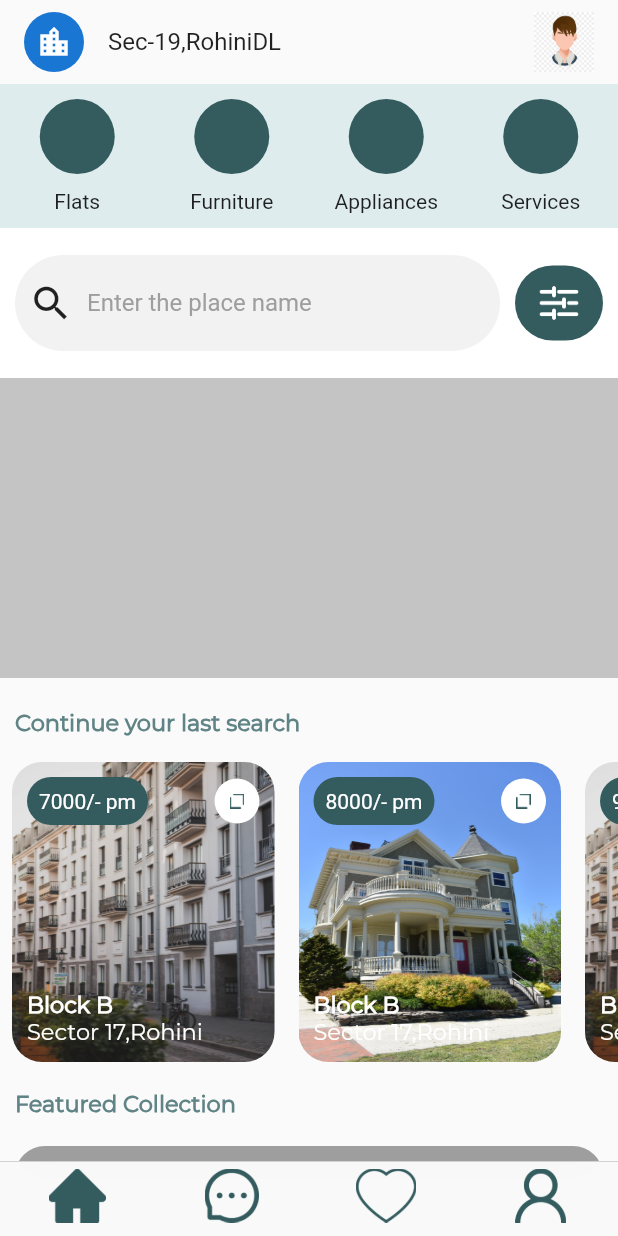
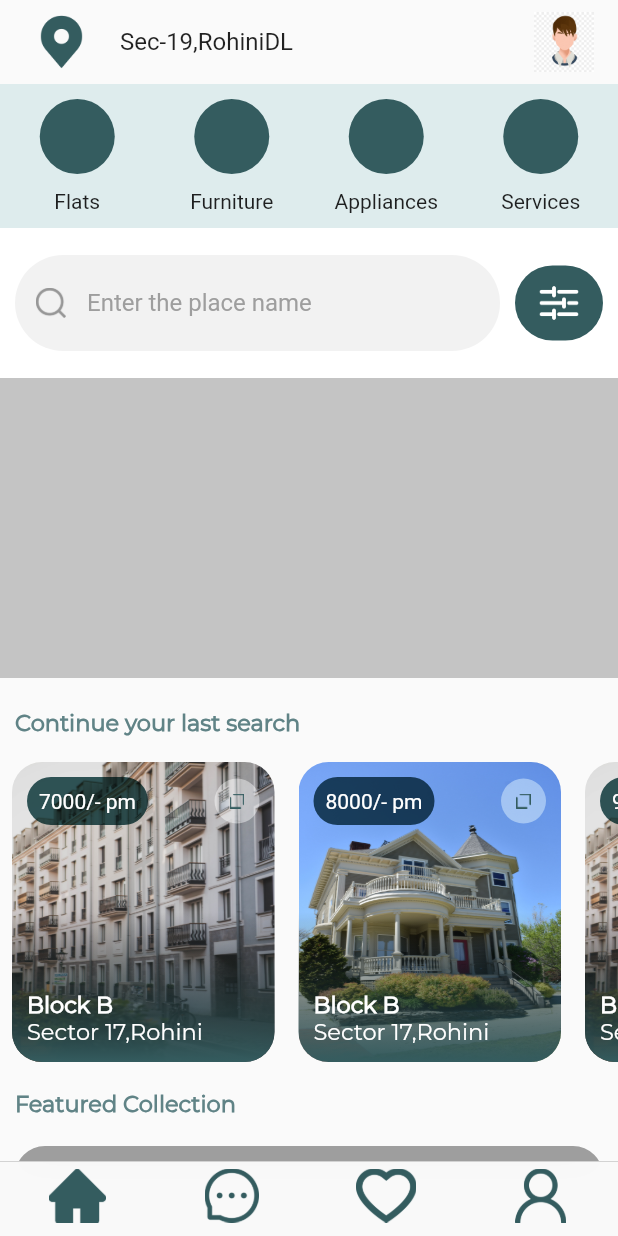
Before and after one commit to deepakkdkk/monkhood, a Flutter app: the screen it shows after launch, on a phone screen of 412 x 824 dp. Run offline on Flutter 3.47's test engine with Material 2 defaults, Android fonts, the light colour scheme and no system bars; drawn by our look-alikes of sticky_headers.

Commit message:
search bar image added and opacity added

```diff
--- a/lib/main.dart
+++ b/lib/main.dart
@@ -31,7 +31,7 @@ class _MyAppState extends State<MyApp> {
               ),
               BottomNavigationBarItem(
                 activeIcon: BottomItemActive('assets/feedback_selected.png'),
-                icon: BottomItemInactive('assets/feedback_unselected.png'),
+                icon: BottomItemInactive('assets/favourite_unselected.png'),
               ),
               BottomNavigationBarItem(
                 activeIcon: BottomItemActive('assets/profile_selected.png'),
--- a/lib/pages/functions/last_searchPage.dart
+++ b/lib/pages/functions/last_searchPage.dart
@@ -1,7 +1,6 @@
 import 'package:flutter/material.dart';
 import 'full_screenPhoto.dart';
 import 'last_searchTap.dart';
-
 
 class LastSearch extends StatefulWidget {
   final String rate;
@@ -40,6 +39,26 @@ class _LastSearchState extends State<LastSearch> {
               image: AssetImage(widget.photo),
             ),
           ),
+          child: Container(
+            decoration: BoxDecoration(
+              borderRadius: BorderRadius.only(
+              topLeft: Radius.circular(20),
+              topRight: Radius.circular(20),
+              bottomLeft: Radius.circular(20),
+              bottomRight: Radius.circular(20),
+            ),
+              gradient: LinearGradient(
+                  begin: FractionalOffset.topCenter,
+                  end: FractionalOffset.bottomCenter,
+                  colors: [
+                    Colors.transparent,
+                    Color(0xFF345C5F),
+                  ],
+                  stops: [
+                    0.5,
+                    2.0,
+                  ]),
+            ),
             child: Column(
               children: [
                 Column(
@@ -52,7 +71,7 @@ class _LastSearchState extends State<LastSearch> {
                         Container(
                           margin: EdgeInsets.all(10),
                           decoration: BoxDecoration(
-
+                            backgroundBlendMode: BlendMode.values[13],
                             color: Color(0xFF345C5F),
                             borderRadius: BorderRadius.all(
                               Radius.circular(20),
@@ -60,10 +79,12 @@ class _LastSearchState extends State<LastSearch> {
                           ),
                           child: Padding(
                             padding: const EdgeInsets.all(8.0),
-                          child: Text(widget.rate + "/- pm",
+                            child: Text(
+                              widget.rate + "/- pm",
                               style: TextStyle(
                                 color: Colors.white,
-                          ),),
+                              ),
+                            ),
                           ),
                         ),
                         GestureDetector(
@@ -71,16 +92,17 @@ class _LastSearchState extends State<LastSearch> {
                             padding: const EdgeInsets.all(10.0),
                             child: Container(
                               decoration: BoxDecoration(
+                                backgroundBlendMode: BlendMode.softLight,
                                 color: Colors.white,
                                 borderRadius: BorderRadius.circular(20),
                               ),
                               child: Padding(
                                 padding: const EdgeInsets.all(10.0),
                                 child: Image(
-
                                   height: 10.0,
                                   width: 10.0,
-                                image: AssetImage('assets/full_imageIcon.png'),
+                                  image:
+                                      AssetImage('assets/full_imageIcon.png'),
                                 ),
                               ),
                             ),
@@ -96,26 +118,31 @@ class _LastSearchState extends State<LastSearch> {
                         ),
                       ],
                     ),
-                  SizedBox(height: 100,),
+                    SizedBox(
+                      height: 100,
+                    ),
                     Padding(
                       padding: const EdgeInsets.only(left: 10),
-                    child: Text('Block B',
+                      child: Text(
+                        'Block B',
                         style: TextStyle(
                           color: Colors.white,
                           fontWeight: FontWeight.bold,
                           fontFamily: 'Montserrat',
                           fontSize: 15,
-                    ),),
+                        ),
+                      ),
                     ),
                     Padding(
-                    padding: const EdgeInsets.only(left:10.0),
-                    child: Text('Sector 17,Rohini',
+                      padding: const EdgeInsets.only(left: 10.0),
+                      child: Text(
+                        'Sector 17,Rohini',
                         style: TextStyle(
                           color: Colors.white,
-
                           fontFamily: 'Montserrat',
                           fontSize: 15,
-                    ),),
+                        ),
+                      ),
                     ),
                   ],
                 )
@@ -123,6 +150,7 @@ class _LastSearchState extends State<LastSearch> {
             ),
           ),
         ),
+      ),
     );
   }
 }
--- a/lib/pages/functions/search_bar.dart
+++ b/lib/pages/functions/search_bar.dart
@@ -28,9 +28,10 @@ class _SearchBarState extends State<SearchBar> {
                   prefixIcon: Align(
                     widthFactor: 0.1,
                     child: FlatButton(
-                      child: Icon(
-                        Icons.search,
-                        size: 30.0,
+                      child: Image(
+                        height: 20,
+                        width: 20,
+                        image: AssetImage("assets/search_image.png"),
                       ),
                       onPressed: () {},
                     ),
--- a/lib/pages/home_page.dart
+++ b/lib/pages/home_page.dart
@@ -24,7 +24,13 @@ class _HomePageState extends State<HomePage> {
               children: [
                 Container(
                   child: ListTile(
-                    leading: CircleAvatar(child: Icon(Icons.location_city)),
+                    leading: Padding(
+                      padding: const EdgeInsets.fromLTRB(5, 8, 3, 8),
+                      child: Image(
+
+                        image: AssetImage("assets/location_image.png"),
+                      ),
+                    ),
                     trailing: CircleAvatar(
                       child: Image(
                         image: AssetImage("assets/profile_image.png"),
```
Also changed, not shown: assets/favourite_unselected.png (added), assets/search_image.png (added). Lines whose indentation alone changed are shown as unchanged.
